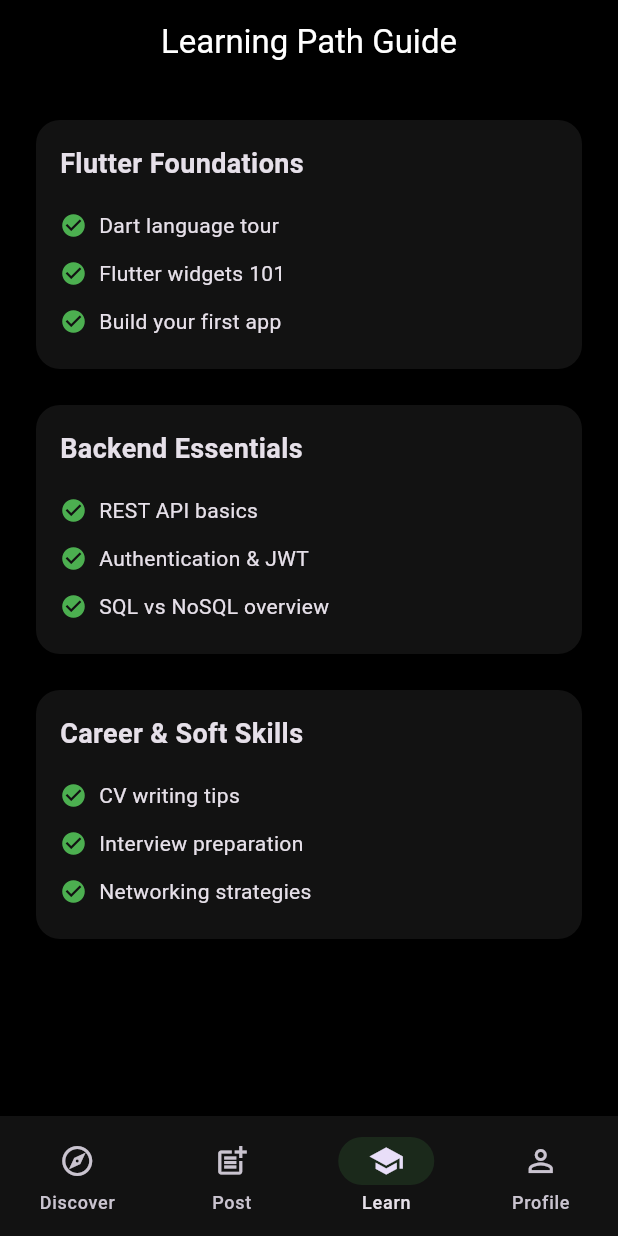
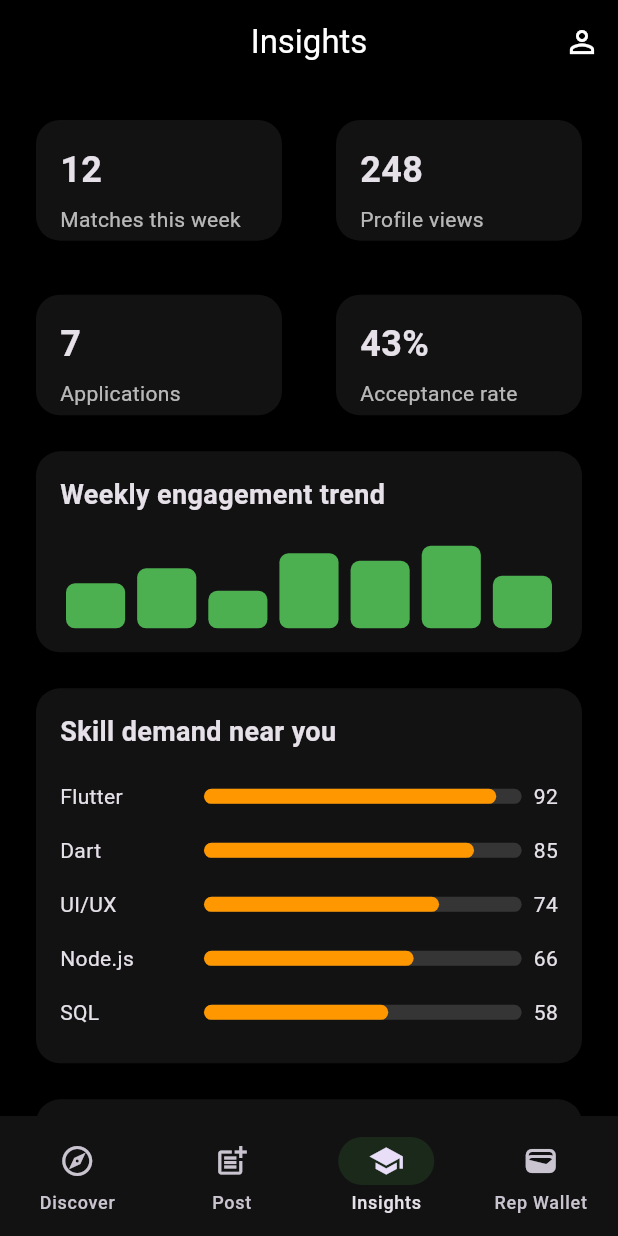
Before and after one commit to Silva3012/nextgig, a Flutter app: the screen it shows after launch, item 3 of the bottom bar chosen, on a phone screen of 412 x 824 dp. Run offline on Flutter 3.47's test engine with Material 3 defaults, Android fonts, the phone set to English and light mode, and no system bars.

Commit message:
chore: add insights and profile on the app bar

```diff
--- a/lib/presentation/features/discover/discover_page.dart
+++ b/lib/presentation/features/discover/discover_page.dart
@@ -1,5 +1,6 @@
 import 'package:flutter/material.dart';
 import 'package:nextgig/core/theme/app_theme.dart';
+import 'package:nextgig/presentation/features/profile/profile_page.dart';
 
 class DiscoverPage extends StatefulWidget {
   const DiscoverPage({super.key});
@@ -49,7 +50,18 @@ class _DiscoverPageState extends State<DiscoverPage> {
   Widget build(BuildContext context) {
     final item = _items[_current];
     return Scaffold(
-      appBar: AppBar(title: const Text('Discover')),
+      appBar: AppBar(
+        title: const Text('Discover'),
+        actions: [
+          IconButton(
+            icon: const Icon(Icons.person_outline),
+            onPressed: () => Navigator.of(context).push(
+              MaterialPageRoute(builder: (_) => const ProfilePage()),
+            ),
+            tooltip: 'Profile',
+          ),
+        ],
+      ),
       body: Padding(
         padding: const EdgeInsets.all(16),
         child: Column(
--- /dev/null
+++ b/lib/presentation/features/insights/insights_page.dart
@@ -0,0 +1,222 @@
+import 'package:flutter/material.dart';
+import 'package:nextgig/core/theme/app_theme.dart';
+import 'package:nextgig/presentation/features/profile/profile_page.dart';
+
+class InsightsPage extends StatelessWidget {
+  const InsightsPage({super.key});
+
+  @override
+  Widget build(BuildContext context) {
+    // Mock data
+    final Map<String, String> kpis = {
+      'Matches this week': '12',
+      'Profile views': '248',
+      'Applications': '7',
+      'Acceptance rate': '43%'
+    };
+
+    final List<Map<String, dynamic>> skillDemand = [
+      {'skill': 'Flutter', 'score': 92},
+      {'skill': 'Dart', 'score': 85},
+      {'skill': 'UI/UX', 'score': 74},
+      {'skill': 'Node.js', 'score': 66},
+      {'skill': 'SQL', 'score': 58},
+    ];
+
+    final List<int> weeklyTrend = [4, 6, 3, 8, 7, 9, 5];
+
+    final List<Map<String, String>> recentActivity = [
+      {'title': 'Accepted by NextGig', 'subtitle': 'Flutter Junior • 2h ago'},
+      {'title': 'Application sent', 'subtitle': 'CloudWorks • 6h ago'},
+      {'title': 'Profile viewed', 'subtitle': 'Design Guild • 1d ago'},
+    ];
+
+    return Scaffold(
+      appBar: AppBar(
+        title: const Text('Insights'),
+        actions: [
+          IconButton(
+            icon: const Icon(Icons.person_outline),
+            onPressed: () => Navigator.of(context).push(
+              MaterialPageRoute(builder: (_) => const ProfilePage()),
+            ),
+            tooltip: 'Profile',
+          ),
+        ],
+      ),
+      body: ListView(
+        padding: const EdgeInsets.all(12),
+        children: [
+          // KPI Cards (responsive grid, avoids overflow on small screens)
+          LayoutBuilder(
+            builder: (context, constraints) {
+              final double width = constraints.maxWidth;
+              final int crossAxisCount = width < 360 ? 1 : 2;
+              final double aspectRatio = width < 360 ? 2.6 : 1.8;
+              return GridView.count(
+                crossAxisCount: crossAxisCount,
+                crossAxisSpacing: 12,
+                mainAxisSpacing: 12,
+                childAspectRatio: aspectRatio,
+                physics: const NeverScrollableScrollPhysics(),
+                shrinkWrap: true,
+                children: kpis.entries.map((e) {
+                  return Card(
+                    child: Padding(
+                      padding: const EdgeInsets.all(16),
+                      child: Column(
+                        crossAxisAlignment: CrossAxisAlignment.start,
+                        mainAxisSize: MainAxisSize.min,
+                        children: [
+                          Text(
+                            e.value,
+                            style: const TextStyle(
+                              fontSize: 24,
+                              fontWeight: FontWeight.bold,
+                            ),
+                          ),
+                          const SizedBox(height: 6),
+                          Text(
+                            e.key,
+                            maxLines: 2,
+                            overflow: TextOverflow.ellipsis,
+                            style:
+                                const TextStyle(color: AppColors.textSecondary),
+                          ),
+                        ],
+                      ),
+                    ),
+                  );
+                }).toList(),
+              );
+            },
+          ),
+
+          // Weekly Trend (simple sparkline)
+          Card(
+            child: Padding(
+              padding: const EdgeInsets.all(16),
+              child: Column(
+                crossAxisAlignment: CrossAxisAlignment.start,
+                children: [
+                  const Text(
+                    'Weekly engagement trend',
+                    style: TextStyle(fontSize: 18, fontWeight: FontWeight.w700),
+                  ),
+                  const SizedBox(height: 12),
+                  SizedBox(
+                    height: 64,
+                    child: Row(
+                      crossAxisAlignment: CrossAxisAlignment.end,
+                      children: weeklyTrend.map((v) {
+                        final height = 10.0 + (v.toDouble() * 5);
+                        return Expanded(
+                          child: Padding(
+                            padding: const EdgeInsets.symmetric(horizontal: 4),
+                            child: Container(
+                              height: height,
+                              decoration: BoxDecoration(
+                                color: AppColors.primaryGreen,
+                                borderRadius: BorderRadius.circular(6),
+                              ),
+                            ),
+                          ),
+                        );
+                      }).toList(),
+                    ),
+                  ),
+                ],
+              ),
+            ),
+          ),
+
+          // Skill demand (bars)
+          Card(
+            child: Padding(
+              padding: const EdgeInsets.all(16),
+              child: Column(
+                crossAxisAlignment: CrossAxisAlignment.start,
+                children: [
+                  const Text(
+                    'Skill demand near you',
+                    style: TextStyle(fontSize: 18, fontWeight: FontWeight.w700),
+                  ),
+                  const SizedBox(height: 12),
+                  ...skillDemand.map((row) {
+                    final score = row['score'] as int;
+                    return Padding(
+                      padding: const EdgeInsets.symmetric(vertical: 8),
+                      child: Row(
+                        children: [
+                          SizedBox(
+                            width: 96,
+                            child: Text(
+                              row['skill'] as String,
+                              overflow: TextOverflow.ellipsis,
+                            ),
+                          ),
+                          Expanded(
+                            child: Stack(
+                              children: [
+                                Container(
+                                  height: 10,
+                                  decoration: BoxDecoration(
+                                    color: AppColors.textSecondary
+                                        .withOpacity(0.15),
+                                    borderRadius: BorderRadius.circular(8),
+                                  ),
+                                ),
+                                FractionallySizedBox(
+                                  widthFactor: score / 100,
+                                  child: Container(
+                                    height: 10,
+                                    decoration: BoxDecoration(
+                                      color: AppColors.accentOrange,
+                                      borderRadius: BorderRadius.circular(8),
+                                    ),
+                                  ),
+                                ),
+                              ],
+                            ),
+                          ),
+                          const SizedBox(width: 8),
+                          Text('$score'),
+                        ],
+                      ),
+                    );
+                  }),
+                ],
+              ),
+            ),
+          ),
+
+          // Recent activity
+          Card(
+            child: Padding(
+              padding: const EdgeInsets.all(8),
+              child: Column(
+                crossAxisAlignment: CrossAxisAlignment.start,
+                children: [
+                  const Padding(
+                    padding: EdgeInsets.all(8.0),
+                    child: Text(
+                      'Recent activity',
+                      style:
+                          TextStyle(fontSize: 18, fontWeight: FontWeight.w700),
+                    ),
+                  ),
+                  ...recentActivity.map((a) => ListTile(
+                        leading: const Icon(Icons.insights,
+                            color: AppColors.primaryGreen),
+                        title: Text(a['title']!),
+                        subtitle: Text(a['subtitle']!),
+                      )),
+                ],
+              ),
+            ),
+          ),
+        ],
+      ),
+    );
+  }
+}
--- a/lib/presentation/features/learning/learning_page.dart
+++ /dev/null
@@ -1,92 +0,0 @@
-import 'package:flutter/material.dart';
-import 'package:nextgig/core/theme/app_theme.dart';
-
-class LearningPage extends StatelessWidget {
-  const LearningPage({super.key});
-
-  @override
-  Widget build(BuildContext context) {
-    final List<Map<String, dynamic>> categories = [
-      {
-        'title': 'Flutter Foundations',
-        'resources': [
-          'Dart language tour',
-          'Flutter widgets 101',
-          'Build your first app',
-        ],
-      },
-      {
-        'title': 'Backend Essentials',
-        'resources': [
-          'REST API basics',
-          'Authentication & JWT',
-          'SQL vs NoSQL overview',
-        ],
-      },
-      {
-        'title': 'Career & Soft Skills',
-        'resources': [
-          'CV writing tips',
-          'Interview preparation',
-          'Networking strategies',
-        ],
-      },
-    ];
-
-    return Scaffold(
-      appBar: AppBar(title: const Text('Learning Path Guide')),
-      body: ListView.builder(
-        padding: const EdgeInsets.all(12),
-        itemCount: categories.length,
-        itemBuilder: (context, index) {
-          final category = categories[index];
-          return Card(
-            child: Padding(
-              padding: const EdgeInsets.all(16),
-              child: Column(
-                crossAxisAlignment: CrossAxisAlignment.start,
-                children: [
-                  Text(
-                    category['title'] as String,
-                    style: const TextStyle(
-                        fontSize: 18, fontWeight: FontWeight.w700),
-                  ),
-                  const SizedBox(height: 12),
-                  ...List<Widget>.from(
-                    (category['resources'] as List<String>).map(
-                      (r) => const Padding(
-                        padding: EdgeInsets.symmetric(vertical: 6),
-                        child: Row(
-                          children: [
-                            Icon(Icons.check_circle,
-                                color: AppColors.primaryGreen, size: 18),
-                            SizedBox(width: 8),
-                            // Text added below in separate widget
-                          ],
-                        ),
-                      ),
-                    ),
-                  ).asMap().entries.map((entry) {
-                    final resource =
-                        (category['resources'] as List<String>)[entry.key];
-                    return Padding(
-                      padding: const EdgeInsets.symmetric(vertical: 6),
-                      child: Row(
-                        children: [
-                          const Icon(Icons.check_circle,
-                              color: AppColors.primaryGreen, size: 18),
-                          const SizedBox(width: 8),
-                          Expanded(child: Text(resource)),
-                        ],
-                      ),
-                    );
-                  }),
-                ],
-              ),
-            ),
-          );
-        },
-      ),
-    );
-  }
-}
--- a/lib/presentation/features/posting/posting_page.dart
+++ b/lib/presentation/features/posting/posting_page.dart
@@ -1,4 +1,5 @@
 import 'package:flutter/material.dart';
+import 'package:nextgig/presentation/features/profile/profile_page.dart';
 
 class PostingPage extends StatefulWidget {
   const PostingPage({super.key});
@@ -22,7 +23,18 @@ class _PostingPageState extends State<PostingPage> {
   @override
   Widget build(BuildContext context) {
     return Scaffold(
-      appBar: AppBar(title: const Text('Post Opportunity')),
+      appBar: AppBar(
+        title: const Text('Post Opportunity'),
+        actions: [
+          IconButton(
+            icon: const Icon(Icons.person_outline),
+            onPressed: () => Navigator.of(context).push(
+              MaterialPageRoute(builder: (_) => const ProfilePage()),
+            ),
+            tooltip: 'Profile',
+          ),
+        ],
+      ),
       body: SingleChildScrollView(
         padding: const EdgeInsets.all(16),
         child: Column(
--- /dev/null
+++ b/lib/presentation/features/wallet/rep_wallet_page.dart
@@ -0,0 +1,66 @@
+import 'package:flutter/material.dart';
+import 'package:nextgig/core/theme/app_theme.dart';
+import 'package:nextgig/presentation/features/profile/profile_page.dart';
+
+class RepWalletPage extends StatelessWidget {
+  const RepWalletPage({super.key});
+
+  void _openProfile(BuildContext context) {
+    Navigator.of(context).push(
+      MaterialPageRoute(builder: (_) => const ProfilePage()),
+    );
+  }
+
+  @override
+  Widget build(BuildContext context) {
+    return Scaffold(
+      appBar: AppBar(
+        title: const Text('Reputation Wallet'),
+        actions: [
+          IconButton(
+            icon: const Icon(Icons.person_outline),
+            onPressed: () => _openProfile(context),
+            tooltip: 'Profile',
+          ),
+        ],
+      ),
+      body: Padding(
+        padding: const EdgeInsets.all(16),
+        child: Column(
+          crossAxisAlignment: CrossAxisAlignment.start,
+          children: [
+            const Text(
+              'Verified Identity & Credentials',
+              style: TextStyle(fontSize: 18, fontWeight: FontWeight.w700),
+            ),
+            const SizedBox(height: 12),
+            const Text(
+              'Coming soon: Upload your ID and CV to build verifiable reputation.',
+              style: TextStyle(color: AppColors.textSecondary),
+            ),
+            const SizedBox(height: 16),
+            Row(
+              children: [
+                Expanded(
+                  child: OutlinedButton.icon(
+                    onPressed: () {},
+                    icon: const Icon(Icons.badge_outlined),
+                    label: const Text('Upload ID'),
+                  ),
+                ),
+                const SizedBox(width: 12),
+                Expanded(
+                  child: OutlinedButton.icon(
+                    onPressed: () {},
+                    icon: const Icon(Icons.description_outlined),
+                    label: const Text('Upload CV'),
+                  ),
+                ),
+              ],
+            ),
+          ],
+        ),
+      ),
+    );
+  }
+}
--- a/lib/presentation/shell/main_shell.dart
+++ b/lib/presentation/shell/main_shell.dart
@@ -1,9 +1,9 @@
 import 'package:flutter/material.dart';
 import 'package:nextgig/core/theme/app_theme.dart';
 import 'package:nextgig/presentation/features/discover/discover_page.dart';
-import 'package:nextgig/presentation/features/learning/learning_page.dart';
+import 'package:nextgig/presentation/features/insights/insights_page.dart';
 import 'package:nextgig/presentation/features/posting/posting_page.dart';
-import 'package:nextgig/presentation/features/profile/profile_page.dart';
+import 'package:nextgig/presentation/features/wallet/rep_wallet_page.dart';
 
 class MainShell extends StatefulWidget {
   const MainShell({super.key});
@@ -18,8 +18,8 @@ class _MainShellState extends State<MainShell> {
   final List<Widget> _pages = const [
     DiscoverPage(),
     PostingPage(),
-    LearningPage(),
-    ProfilePage(),
+    InsightsPage(),
+    RepWalletPage(),
   ];
 
   @override
@@ -45,12 +45,12 @@ class _MainShellState extends State<MainShell> {
           NavigationDestination(
             icon: Icon(Icons.school_outlined),
             selectedIcon: Icon(Icons.school),
-            label: 'Learn',
+            label: 'Insights',
           ),
           NavigationDestination(
-            icon: Icon(Icons.person_outline),
-            selectedIcon: Icon(Icons.person),
-            label: 'Profile',
+            icon: Icon(Icons.wallet_outlined),
+            selectedIcon: Icon(Icons.wallet),
+            label: 'Rep Wallet',
           ),
         ],
       ),
```
